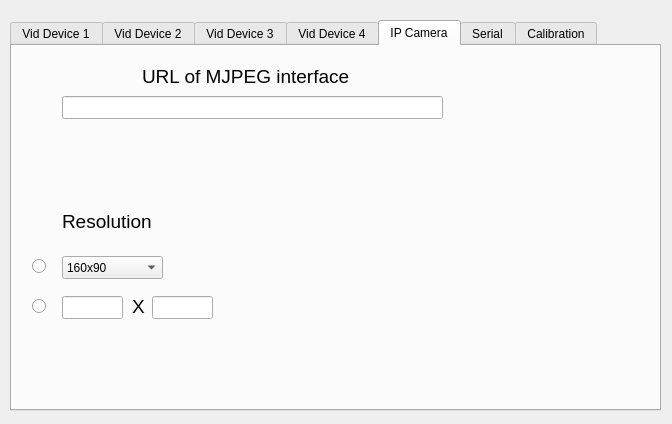
Above: 3D_scanner/configwindow.ui from Agent5/3D-scanner before the change. Below: the same form after it.
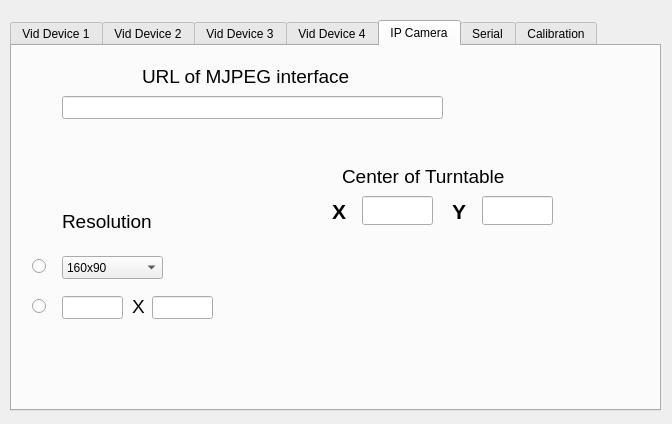
That is the form after the change. The open tabs and pages were chosen to show the change.

The edit to the form file:
```diff
--- a/3D_scanner/configwindow.ui
+++ b/3D_scanner/configwindow.ui
@@ -1279,6 +1279,84 @@
       <string>URL of MJPEG interface</string>
      </property>
     </widget>
+    <widget class="QLabel" name="label_26">
+     <property name="geometry">
+      <rect>
+       <x>330</x>
+       <y>120</y>
+       <width>191</width>
+       <height>21</height>
+      </rect>
+     </property>
+     <property name="font">
+      <font>
+       <pointsize>14</pointsize>
+      </font>
+     </property>
+     <property name="text">
+      <string>Center of Turntable</string>
+     </property>
+    </widget>
+    <widget class="QLineEdit" name="centerX5">
+     <property name="geometry">
+      <rect>
+       <x>350</x>
+       <y>150</y>
+       <width>71</width>
+       <height>29</height>
+      </rect>
+     </property>
+    </widget>
+    <widget class="QLabel" name="label_40">
+     <property name="geometry">
+      <rect>
+       <x>320</x>
+       <y>150</y>
+       <width>31</width>
+       <height>31</height>
+      </rect>
+     </property>
+     <property name="font">
+      <font>
+       <pointsize>16</pointsize>
+       <weight>75</weight>
+       <bold>true</bold>
+      </font>
+     </property>
+     <property name="text">
+      <string>X</string>
+     </property>
+    </widget>
+    <widget class="QLabel" name="label_46">
+     <property name="geometry">
+      <rect>
+       <x>440</x>
+       <y>150</y>
+       <width>31</width>
+       <height>31</height>
+      </rect>
+     </property>
+     <property name="font">
+      <font>
+       <pointsize>16</pointsize>
+       <weight>75</weight>
+       <bold>true</bold>
+      </font>
+     </property>
+     <property name="text">
+      <string>Y</string>
+     </property>
+    </widget>
+    <widget class="QLineEdit" name="centerY5">
+     <property name="geometry">
+      <rect>
+       <x>470</x>
+       <y>150</y>
+       <width>71</width>
+       <height>29</height>
+      </rect>
+     </property>
+    </widget>
    </widget>
    <widget class="QWidget" name="tab5">
     <attribute name="title">
```
Left out of the diff: 310 changed lines with no effect on the pictures.
